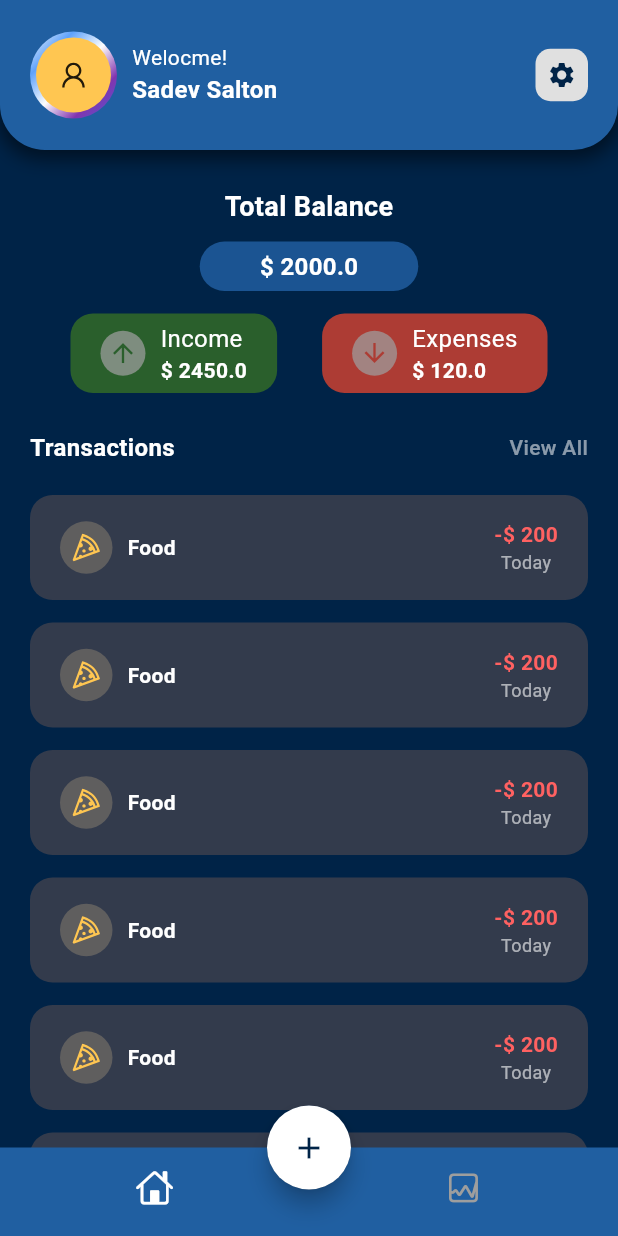
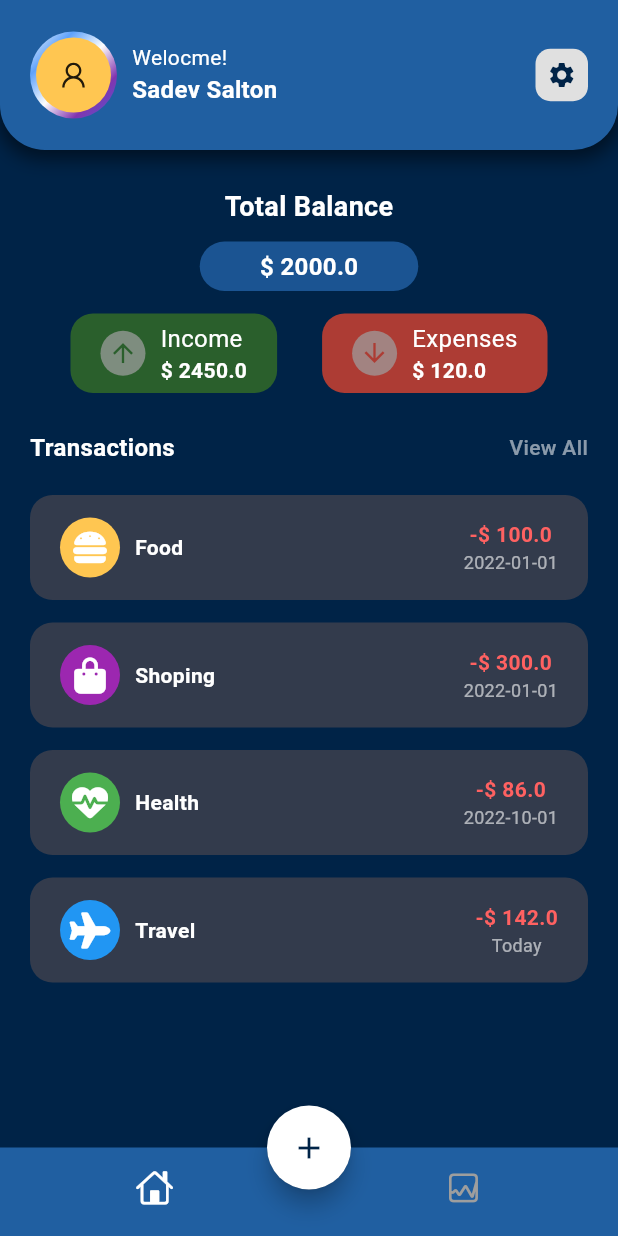
Before and after one commit to R-salton/expense_tracker, a Flutter app: the screen it shows after launch, on a phone screen of 412 x 824 dp. Run offline on Flutter 3.47's test engine with Material 3 defaults, Android fonts, the phone set to English and light mode, and no system bars; our stand-ins replace font_awesome_flutter, line_icons, simple_icons; missing offline and left inert: icon_craft.

Commit message:
Main Screen

```diff
--- a/lib/components/transction_tile.dart
+++ b/lib/components/transction_tile.dart
@@ -1,11 +1,23 @@
 import 'package:expense_tracker/components/constants.dart';
 import 'package:flutter/cupertino.dart';
 import 'package:flutter/material.dart';
+import 'package:font_awesome_flutter/font_awesome_flutter.dart';
 import 'package:line_icons/line_icons.dart';
 
 class ExpenseTile extends StatelessWidget {
+  final String title;
+  final String day;
+  final double amount;
+  final FaIcon icon;
+  final Color color;
+
   const ExpenseTile({
     super.key,
+    required this.title,
+    required this.day,
+    required this.icon,
+    required this.color,
+    required this.amount,
   });
 
   @override
@@ -23,20 +35,16 @@ class ExpenseTile extends StatelessWidget {
           Row(
             children: [
               Container(
-                height: 35,
-                width: 35,
-                decoration: BoxDecoration(
-                    shape: BoxShape.circle, color: const Color(0xFF5F5E5E)),
-                child: Icon(
-                  LineIcons.pizzaSlice,
-                  color: kYellowColor,
-                ),
+                height: 40,
+                width: 40,
+                decoration: BoxDecoration(shape: BoxShape.circle, color: color),
+                child: Center(child: icon),
               ),
               SizedBox(
                 width: 10,
               ),
               Text(
-                "Food",
+                title,
                 style: TextStyle(
                     color: Colors.white,
                     fontSize: 14,
@@ -48,14 +56,14 @@ class ExpenseTile extends StatelessWidget {
             mainAxisAlignment: MainAxisAlignment.center,
             children: [
               Text(
-                "-\$ 200",
+                "-\$ $amount",
                 style: TextStyle(
                     color: kRedColor,
                     fontSize: 14,
                     fontWeight: FontWeight.bold),
               ),
               Text(
-                "Today",
+                day,
                 style: TextStyle(color: Colors.white60, fontSize: 12),
               )
             ],
--- /dev/null
+++ b/lib/data/data.dart
@@ -0,0 +1,47 @@
+import 'package:expense_tracker/components/constants.dart';
+import 'package:flutter/material.dart';
+import 'package:font_awesome_flutter/font_awesome_flutter.dart';
+
+List<Map<String, dynamic>> transactions = [
+  {
+    "Name": "Food",
+    "Amount": 100.0,
+    "Date": "2022-01-01",
+    "Category": "Groceries",
+    "icon": FaIcon(
+      FontAwesomeIcons.burger,
+      color: Colors.white,
+    ),
+    "color": kYellowColor,
+  },
+  {
+    "Name": "Shoping",
+    "Amount": 300.0,
+    "Date": "2022-01-01",
+    "icon": FaIcon(
+      FontAwesomeIcons.shoppingBag,
+      color: Colors.white,
+    ),
+    "color": Colors.purple,
+  },
+  {
+    "Name": "Health",
+    "Amount": 86.0,
+    "Date": "2022-10-01",
+    "icon": FaIcon(
+      FontAwesomeIcons.heartPulse,
+      color: Colors.white,
+    ),
+    "color": Colors.green,
+  },
+  {
+    "Name": "Travel",
+    "Amount": 142.0,
+    "Date": "Today",
+    "icon": FaIcon(
+      FontAwesomeIcons.plane,
+      color: Colors.white,
+    ),
+    "color": Colors.blue,
+  },
+];
--- a/lib/screens/home/views/main_screen.dart
+++ b/lib/screens/home/views/main_screen.dart
@@ -2,6 +2,7 @@ import 'dart:math';
 
 import 'package:expense_tracker/components/constants.dart';
 import 'package:expense_tracker/components/transction_tile.dart';
+import 'package:expense_tracker/data/data.dart';
 import 'package:flutter/cupertino.dart';
 import 'package:flutter/material.dart';
 import 'package:font_awesome_flutter/font_awesome_flutter.dart';
@@ -205,11 +206,17 @@ class MainScreen extends StatelessWidget {
               child: SizedBox(
                 height: 500,
                 child: ListView.builder(
-                  itemCount: 10,
+                  itemCount: transactions.length,
                   itemBuilder: (context, index) {
                     return Column(
                       children: [
-                        ExpenseTile(),
+                        ExpenseTile(
+                          title: transactions[index]["Name"],
+                          amount: transactions[index]["Amount"],
+                          day: transactions[index]["Date"],
+                          icon: transactions[index]["icon"],
+                          color: transactions[index]["color"],
+                        ),
                         SizedBox(
                           height: 15,
                         ),
```
